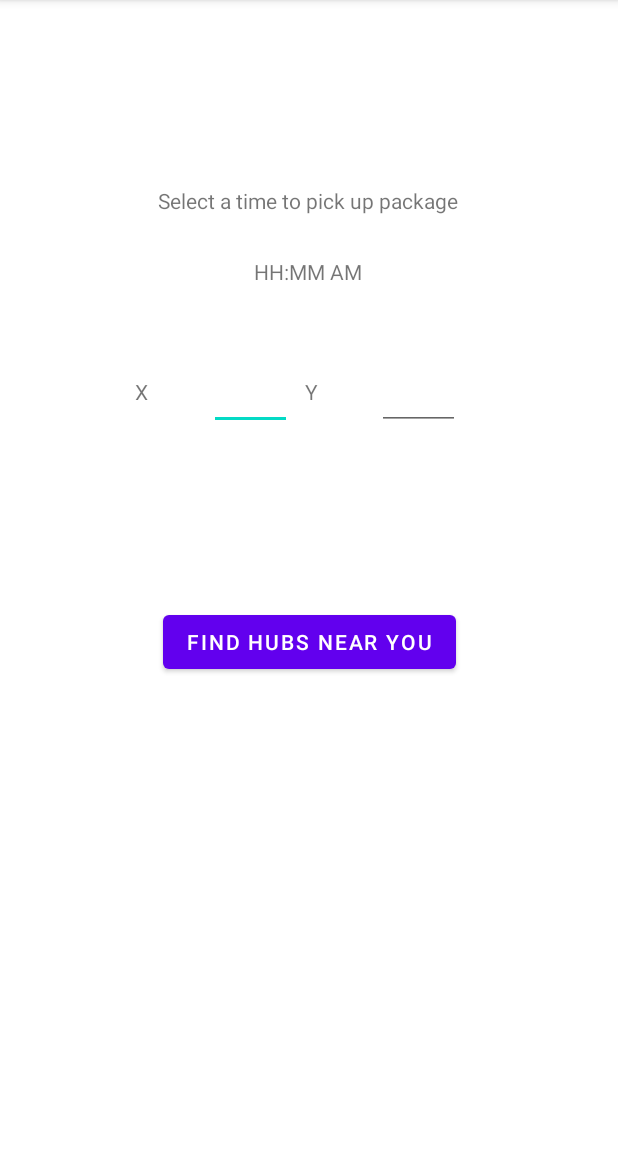
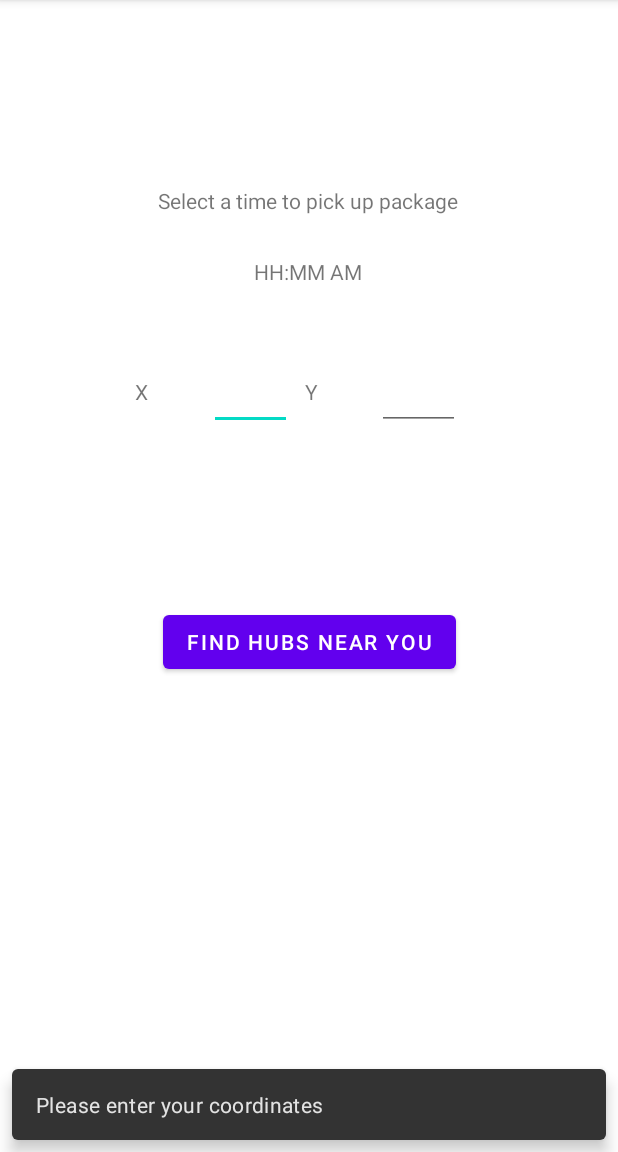
Before and after one commit to smit-io/demothis, an Android app: the HubActivity screen opened directly, with no data from a screen before it, after a tap on "FIND HUBS NEAR YOU", on a phone screen of 412 x 824 dp, the part 84-1236 px from its top. Run offline under Robolectric (Android 15) with nearby library versions, the phone set to English and light mode, and no system bars.

Commit message:
- HubActivity is done. Need to finish adding it to the manifest

```diff
--- a/app/src/main/java/io/smit/demothis/HubActivity.java
+++ b/app/src/main/java/io/smit/demothis/HubActivity.java
@@ -2,33 +2,44 @@ package io.smit.demothis;
 
 import androidx.appcompat.app.AppCompatActivity;
 
+import android.app.TimePickerDialog;
 import android.content.Intent;
 import android.os.Bundle;
 import android.view.View;
 import android.widget.Button;
+import android.widget.EditText;
 import android.widget.TextView;
+import android.widget.TimePicker;
 import android.widget.Toast;
 
+import com.google.android.material.snackbar.Snackbar;
 import com.google.gson.Gson;
 import com.google.gson.GsonBuilder;
 
+import java.text.DateFormat;
 import java.time.LocalDate;
 import java.time.LocalDateTime;
+import java.time.format.DateTimeFormatter;
+import java.util.Calendar;
 
 import io.smit.demothis.rest.constants.SerializedNames;
+import io.smit.demothis.rest.constants.Warning;
 import io.smit.demothis.rest.gsonserializer.LocalDateDeserializer;
 import io.smit.demothis.rest.gsonserializer.LocalDateSerializer;
 import io.smit.demothis.rest.gsonserializer.LocalDateTimeDeserializer;
 import io.smit.demothis.rest.gsonserializer.LocalDateTimeSerializer;
 import io.smit.demothis.rest.pojo.Customer;
 import io.smit.demothis.rest.pojo.Hub;
+import kotlin.collections.DoubleIterator;
 
 public class HubActivity extends AppCompatActivity
 {
 
-    private TextView textViewPickTime;
+    private TextView textLocalTime;
     private Button buttonFindHubs;
+    private EditText editTextLatitude, editTextLongitude;
     private LocalDateTime localDateTime;
+    private Customer customer;
 
     private double latitude;
     private double longitude;
@@ -38,13 +49,27 @@ public class HubActivity extends AppCompatActivity
         super.onCreate(savedInstanceState);
         setContentView(R.layout.activity_hub);
 
-        textViewPickTime = (TextView) findViewById(R.id.tv_picktime);
+        textLocalTime = (TextView) findViewById(R.id.tv_localtime);
+        editTextLatitude = findViewById(R.id.etn_lat);
+        editTextLongitude = findViewById(R.id.etn_long);
         buttonFindHubs = (Button) findViewById(R.id.btn_findhubs);
 
-        textViewPickTime.setOnClickListener(new View.OnClickListener() {
+        customer = new Customer();
+
+
+        textLocalTime.setOnClickListener(new View.OnClickListener() {
             @Override
             public void onClick(View view) {
                 // Pick time here
+                TimePickerDialog timePickerDialog = new TimePickerDialog(HubActivity.this, new TimePickerDialog.OnTimeSetListener() {
+                    @Override
+                    public void onTimeSet(TimePicker timePicker, int hour, int minute) {
+                        Calendar calendar = Calendar.getInstance();
+                        DateTimeFormatter dateTimeFormatter = DateTimeFormatter.ofPattern("hh:mm aa");
+                        localDateTime = LocalDateTime.of(2022, 10, 1, hour, minute);
+                        textLocalTime.setText(localDateTime.format(dateTimeFormatter));
+                    }
+                }, 12, 0, false);
             }
         });
 
@@ -52,6 +77,31 @@ public class HubActivity extends AppCompatActivity
             @Override
             public void onClick(View view) {
                 // Check if textview
+
+                if (localDateTime != null)
+                {
+                    Snackbar.make(view, Warning.NO_DATETIME, Snackbar.LENGTH_LONG).show();
+                }
+                else
+                {
+                    String lat = editTextLatitude.getText().toString();
+                    String longi = editTextLongitude.getText().toString();
+                    if (!lat.isEmpty() && !longi.isEmpty())
+                    {
+                        latitude = Double.valueOf(textLocalTime.getText().toString());
+                        longitude = Double.valueOf(textLocalTime.getText().toString());
+
+                        customer.setName("Parker");
+                        customer.setLongitude(longitude);
+                        customer.setLatitude(latitude);
+
+                        gotoMainActivity();
+                    }
+                    else
+                    {
+                        Snackbar.make(view, Warning.NO_COORDINATES, Snackbar.LENGTH_LONG).show();
+                    }
+                }
             }
         });
 
--- /dev/null
+++ b/app/src/main/java/io/smit/demothis/rest/constants/Warning.java
@@ -0,0 +1,8 @@
+package io.smit.demothis.rest.constants;
+
+public interface Warning
+{
+    // Hub activity warnings
+    String NO_DATETIME = "Please choose a time for pick up";
+    String NO_COORDINATES = "Please enter your coordinates";
+}
```
